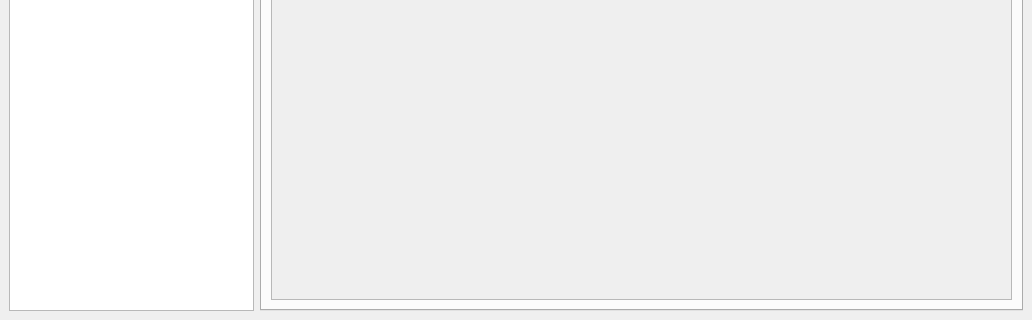
Before: the Qt Designer form MainWindow.ui in pyphil/Kursbuch, drawn with Qt 5; both pictures show x 0 to 1032 and y 361 to 681 of the 1032 by 681 pixel window.
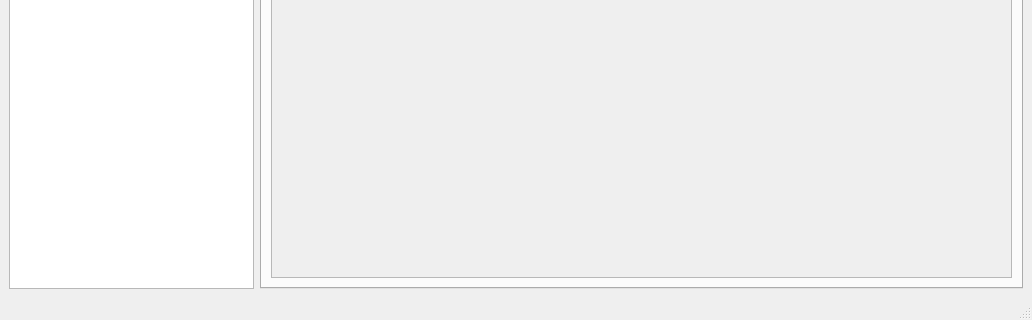
After: the same form once the commit is applied. Icons and pictures are not drawn.

The edit to the form file:
```diff
--- a/MainWindow.ui
+++ b/MainWindow.ui
@@ -522,6 +522,13 @@
    </widget>
    <addaction name="menuDatei"/>
   </widget>
+  <widget class="QStatusBar" name="statusBar">
+   <property name="font">
+    <font>
+     <family>MS Shell Dlg 2</family>
+    </font>
+   </property>
+  </widget>
   <action name="actionSynchronisation_einrichten">
    <property name="text">
     <string>Synchronisation einrichten</string>
```
